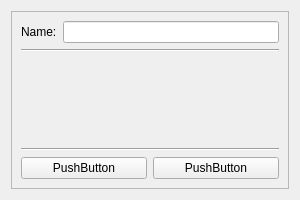
Before: the Qt Designer form provapopup.ui in me2x/prova, drawn with Qt 5.
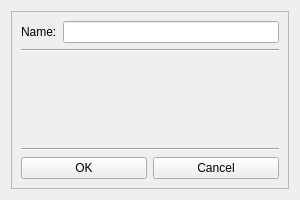
After: the same form once the commit is applied.

What changed in the file:
```diff
--- a/provapopup.ui
+++ b/provapopup.ui
@@ -78,14 +78,14 @@
         <item>
          <widget class="QPushButton" name="pushButton_2">
           <property name="text">
-           <string>PushButton</string>
+           <string>OK</string>
           </property>
          </widget>
         </item>
         <item>
          <widget class="QPushButton" name="pushButton">
           <property name="text">
-           <string>PushButton</string>
+           <string>Cancel</string>
           </property>
          </widget>
         </item>
```
